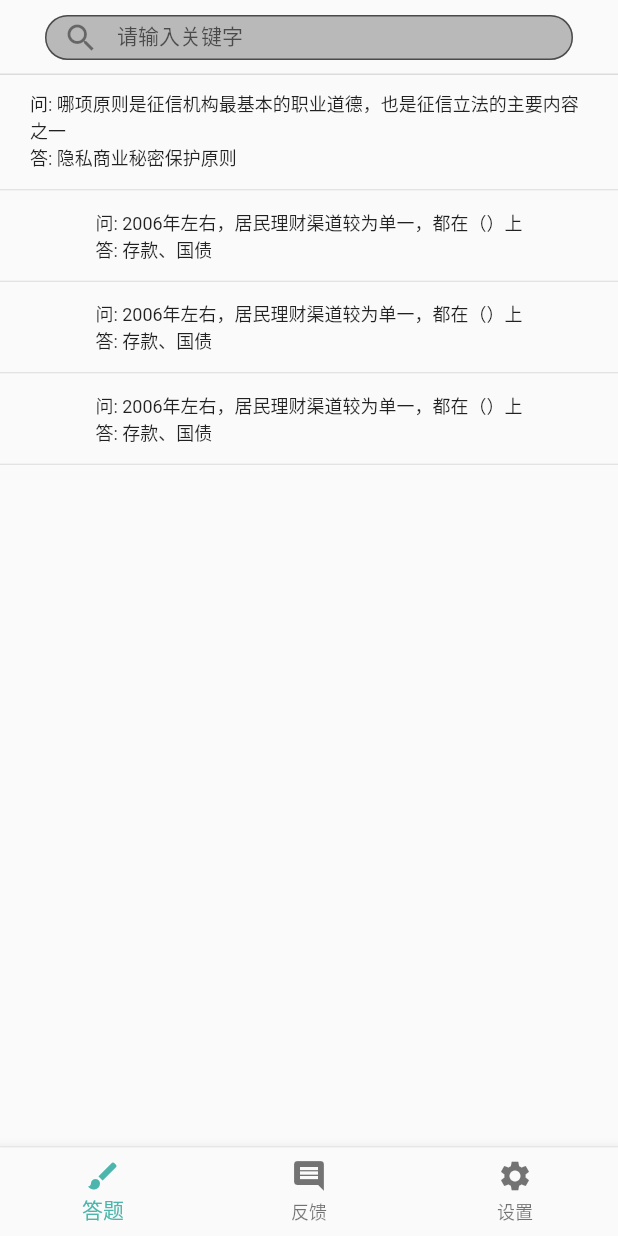
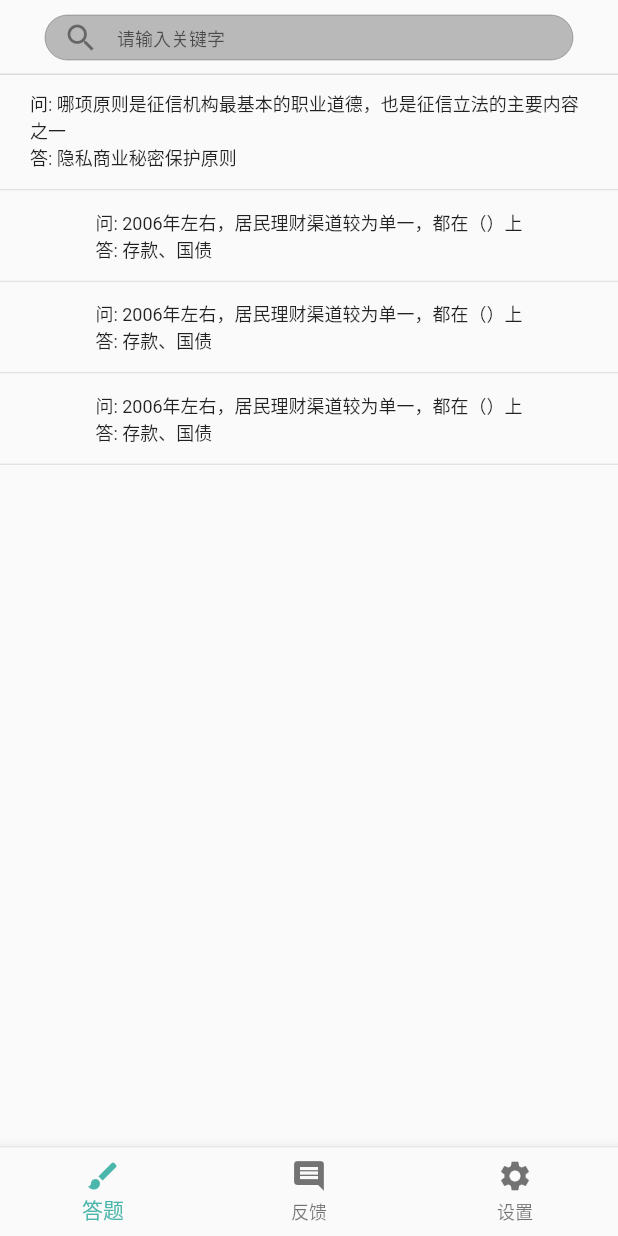
Before and after one commit to BestBurning/cmb_question_bank, a Flutter app: the screen it shows after launch, on a phone screen of 412 x 824 dp. Run offline on Flutter 3.47's test engine with Material 2 defaults, Android fonts, the phone set to English and light mode, and no system bars.

Commit message:
search ui

```diff
--- a/lib/main.dart
+++ b/lib/main.dart
@@ -15,13 +15,15 @@ class CMBQuestionBank extends StatelessWidget {
     return MaterialApp(
       title: '招行积分题库',
       theme: ThemeData(
-        brightness: Brightness.light,
-        primaryColor: Colors.lightBlue[800],
-        accentColor: Colors.teal[300],
-        backgroundColor: Colors.black26,
-        primaryIconTheme: IconThemeData(color: Colors.black12),
-        accentIconTheme: IconThemeData(color: Colors.teal[300]),
-      ),
+          brightness: Brightness.light,
+          primaryColor: Colors.black,
+          accentColor: Colors.teal[300],
+          backgroundColor: Colors.black26,
+          primaryIconTheme: IconThemeData(color: Colors.black12),
+          accentIconTheme: IconThemeData(color: Colors.teal[300]),
+          inputDecorationTheme: InputDecorationTheme(
+              border: OutlineInputBorder(
+                  borderSide: BorderSide(color: Colors.pink)))),
       home: Home(),
     );
   }
--- a/lib/view/question_page.dart
+++ b/lib/view/question_page.dart
@@ -32,7 +32,7 @@ class _QuestionPageState extends State<QuestionPage> {
                         hintText: "请输入关键字",
                         hintStyle: TextStyle(
                           height: 0.5,
-                            fontSize: 14.0,
+                          fontSize: 12.0,
                         ),
                         filled: true,
                         fillColor: Theme.of(context).backgroundColor,
@@ -43,15 +43,18 @@ class _QuestionPageState extends State<QuestionPage> {
                           Icons.search,
                           // color: Theme.of(context).accentIconTheme.color,
                         ),
-                          border: OutlineInputBorder(
-                              borderSide: const BorderSide(
-                                  width: 10.0,
-                                  style: BorderStyle.solid,
-                                  color: Colors.red
-                                  // Theme.of(context).backgroundColor
+                        focusedBorder: OutlineInputBorder(
+                          borderRadius: BorderRadius.all(Radius.circular(50)),
+                          borderSide: BorderSide(
+                              width: 0, color: Theme.of(context).accentColor),
                         ),
-                              borderRadius: const BorderRadius.all(
-                                  const Radius.circular(50.0)))),
+                        enabledBorder: OutlineInputBorder(
+                            borderSide: BorderSide(
+                                width: 0,
+                                color: Theme.of(context).backgroundColor),
+                            borderRadius:
+                                BorderRadius.all(Radius.circular(50))),
+                      ),
                       onChanged: (keywords) {
                         print(keywords);
                       },
```
Lines whose indentation alone changed are shown as unchanged.
